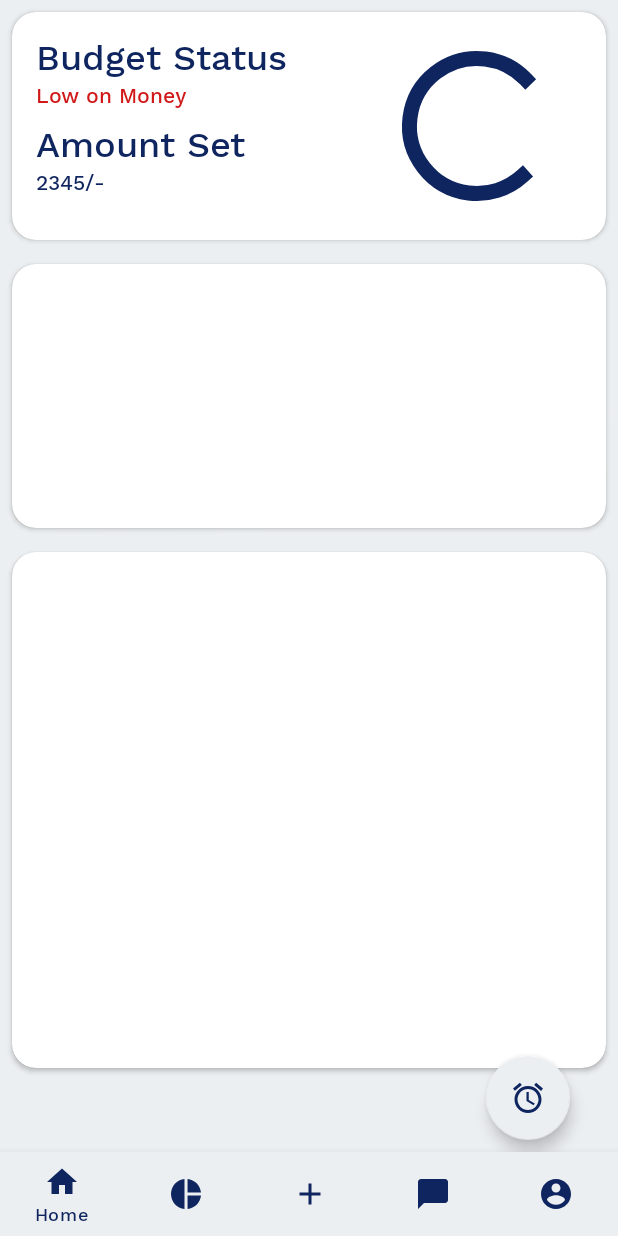
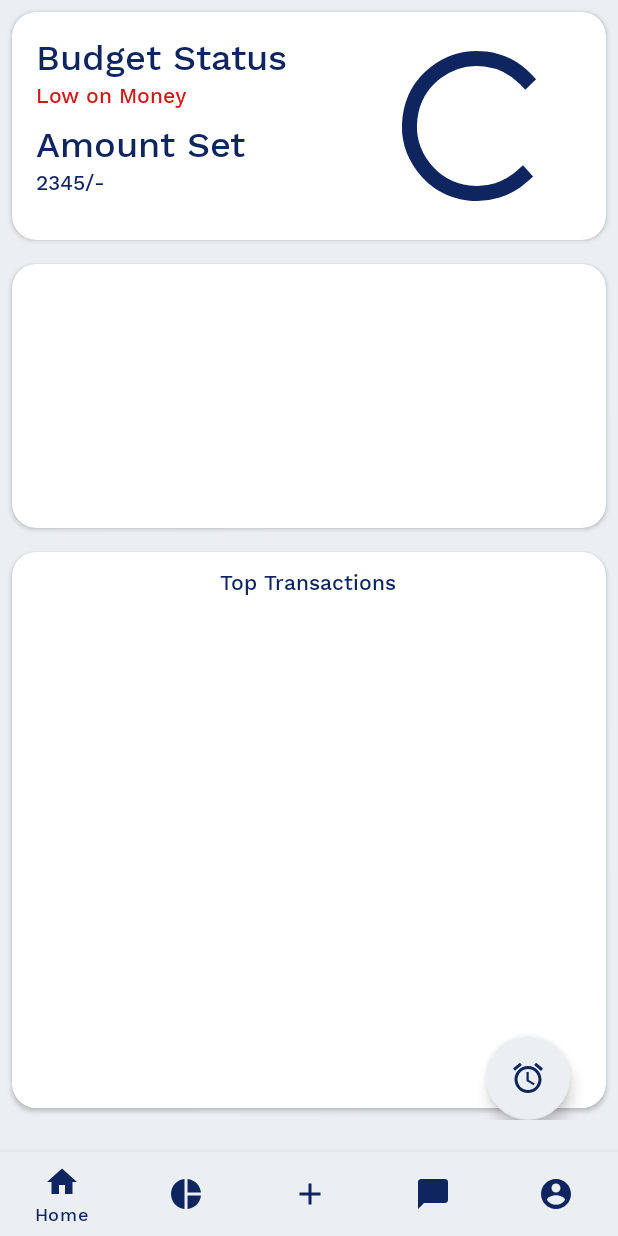
Before and after one commit to nikeight/expense_tracker_app, an Android app: the screen it shows after launch once a user with an empty profile is signed in (MainActivity), on a phone screen of 412 x 824 dp. Run offline under Robolectric (Android 15) with nearby library versions, the phone set to English and light mode, and no system bars; our stand-ins replace Firebase (no records; nobody signed in at launch, a user with empty details on screens opened directly), navigation-ui.

Commit message:
Adapter Layout file created

```diff
--- a/app/src/main/res/layout/fragment_home.xml
+++ b/app/src/main/res/layout/fragment_home.xml
@@ -1,12 +1,12 @@
 <?xml version="1.0" encoding="utf-8"?>
-<androidx.coordinatorlayout.widget.CoordinatorLayout xmlns:android="http://schemas.android.com/apk/res/android"
+<ScrollView xmlns:android="http://schemas.android.com/apk/res/android"
     xmlns:app="http://schemas.android.com/apk/res-auto"
     android:layout_width="match_parent"
     android:layout_height="match_parent">
 
     <RelativeLayout
         android:layout_width="match_parent"
-        android:layout_height="match_parent">
+        android:layout_height="wrap_content">
 
         <androidx.cardview.widget.CardView
             android:id="@+id/detailsCardView"
@@ -100,25 +100,34 @@
                 android:layout_height="wrap_content"
                 android:padding="12dp">
 
+                <TextView
+                    android:id="@+id/headingTransaction"
+                    android:layout_width="wrap_content"
+                    android:layout_height="wrap_content"
+                    android:layout_marginBottom="8dp"
+                    android:text="Top Transactions"
+                    android:layout_centerHorizontal="true"/>
+
                 <androidx.recyclerview.widget.RecyclerView
                     android:id="@+id/transactionRecyclerView"
                     android:layout_width="match_parent"
-                    android:layout_height="320dp" />
+                    android:layout_height="320dp"
+                    android:layout_below="@id/headingTransaction"/>
 
             </RelativeLayout>
 
         </androidx.cardview.widget.CardView>
 
+        <com.google.android.material.floatingactionbutton.FloatingActionButton
+            android:id="@+id/alarm_fab_btn"
+            android:layout_width="wrap_content"
+            android:layout_height="wrap_content"
+            android:layout_marginRight="32dp"
+            android:layout_marginBottom="64dp"
+            android:layout_alignParentBottom="true"
+            android:layout_alignParentRight="true"
+            android:src="@drawable/ic_alarm_fab_vector" />
+
     </RelativeLayout>
 
-
-    <com.google.android.material.floatingactionbutton.FloatingActionButton
-        android:id="@+id/alarm_fab_btn"
-        android:layout_width="wrap_content"
-        android:layout_height="wrap_content"
-        android:layout_marginBottom="64dp"
-        android:layout_marginRight="32dp"
-        android:layout_gravity="bottom|end"
-        android:src="@drawable/ic_alarm_fab_vector" />
-
-</androidx.coordinatorlayout.widget.CoordinatorLayout>
+</ScrollView>
```
Also changed, not shown: app/src/main/res/drawable/ic_sent_arrow_vector.xml (added, +11 -0 lines), app/src/main/res/layout/bank_card_view_home.xml (added, +56 -0 lines), app/src/main/res/layout/top_transaction_layout.xml (added, +34 -0 lines).
